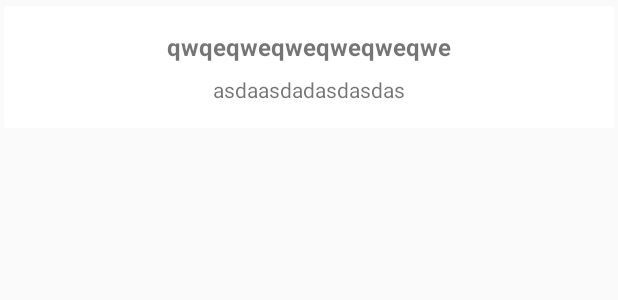
After one commit to 92jonas/Matsedeln-Android, an Android app: the layout card_weekitem.xml on its own in the app's theme, with its tools: preview values and no code run, on a phone screen of 412 x 824 dp. The commit adds this screen. Shown: the top 300 px of the screen. Run offline under Robolectric (Android 15) with nearby library versions, the phone set to English and light mode, and no system bars.

Commit message:
Recycle view and card

```diff
--- a/app/build.gradle
+++ b/app/build.gradle
@@ -37,4 +37,10 @@ dependencies {
     compile 'com.android.support.constraint:constraint-layout:1.0.0-beta4'
 
     compile 'io.paperdb:paperdb:2.0'
+
+    compile 'com.android.support:cardview-v7:25.0.0'
+    compile 'com.android.support:recyclerview-v7:25.0.0'
+
+    compile 'com.github.bumptech.glide:glide:3.7.0'
+    compile 'com.android.support:support-v4:25.0.0'
 }
--- a/app/src/main/java/jonas/jacobsson/midgardensvardshus/matsedeln/utils/MenuParser.java
+++ b/app/src/main/java/jonas/jacobsson/midgardensvardshus/matsedeln/utils/MenuParser.java
@@ -15,7 +15,8 @@ public class MenuParser {
     public static String getWeekNumber(ArrayList<String> rows) {
         for (String row : rows) {
             if (row.startsWith("V.") || row.startsWith("v.")) {
-                return row;
+                String[] parts = row.split("\\.");
+                return "Vecka " + parts[1];
             }
         }
         return "";
--- /dev/null
+++ b/app/src/main/res/layout/card_weekitem.xml
@@ -0,0 +1,47 @@
+<?xml version="1.0" encoding="utf-8"?>
+<android.support.v7.widget.CardView xmlns:android="http://schemas.android.com/apk/res/android"
+    xmlns:cardview="http://schemas.android.com/apk/res-auto"
+    android:id="@+id/card_view"
+    android:layout_width="match_parent"
+    android:layout_height="wrap_content"
+    cardview:cardCornerRadius="2dp"
+    cardview:cardElevation="1dp"
+    cardview:cardUseCompatPadding="true">
+
+    <android.support.constraint.ConstraintLayout
+        android:layout_width="match_parent"
+        android:layout_height="match_parent"
+        android:padding="16dp">
+
+
+        <TextView
+            android:id="@+id/week_item_day"
+            android:layout_width="wrap_content"
+            android:layout_height="wrap_content"
+            android:layout_marginEnd="32dp"
+            android:layout_marginStart="32dp"
+            android:text="qwqeqweqweqweqweqwe"
+            android:textAlignment="center"
+            android:textSize="16sp"
+            android:textStyle="bold"
+            cardview:layout_constraintLeft_toLeftOf="parent"
+            cardview:layout_constraintRight_toRightOf="parent"
+            cardview:layout_constraintTop_toTopOf="parent" />
+
+        <TextView
+            android:id="@+id/week_item_food"
+            android:layout_width="wrap_content"
+            android:layout_height="wrap_content"
+            android:layout_marginEnd="32dp"
+            android:layout_marginStart="32dp"
+            android:layout_marginTop="8dp"
+            android:text="asdaasdadasdasdas"
+            android:textAlignment="center"
+            android:textSize="14sp"
+            cardview:layout_constraintBottom_toBottomOf="parent"
+            cardview:layout_constraintLeft_toLeftOf="parent"
+            cardview:layout_constraintRight_toRightOf="parent"
+            cardview:layout_constraintTop_toBottomOf="@+id/week_item_day" />
+
+    </android.support.constraint.ConstraintLayout>
+</android.support.v7.widget.CardView>
--- a/app/src/main/res/values/strings.xml
+++ b/app/src/main/res/values/strings.xml
@@ -10,7 +10,7 @@
     <string name="find_us">Här hittar du oss:</string>
     <string name="name">Midgårdens Värdshus</string>
     <string name="address">Midgårdsgatan 1,\n262 71 Ängelholm</string>
-    <string name="phone_number">0431\-41 05 10</string>
+    <string name="phone_number">0431 - 41 05 10</string>
     <string name="call_us">Telefon:</string>
     <string name="opening_hours">Öppettider:</string>
     <string name="times_lunch">Lunch 11.00 - 14.00</string>
```
Also changed, not shown: app/src/main/java/jonas/jacobsson/midgardensvardshus/matsedeln/adapters/WeekItemRecyclerAdapter.java (added, +87 -0 lines), app/src/main/java/jonas/jacobsson/midgardensvardshus/matsedeln/fragments/MenuTabFragment.java (+14 -9 lines), app/src/main/res/layout/fragment_map.xml (+16 -4 lines), app/src/main/res/layout/fragment_menu.xml (+4 -16 lines), 2 other files.
